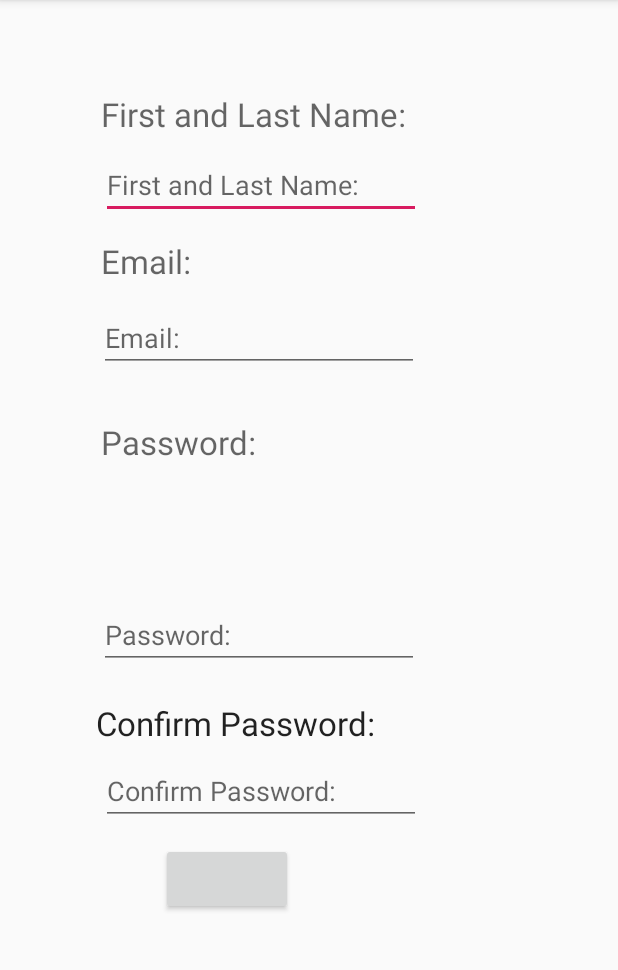
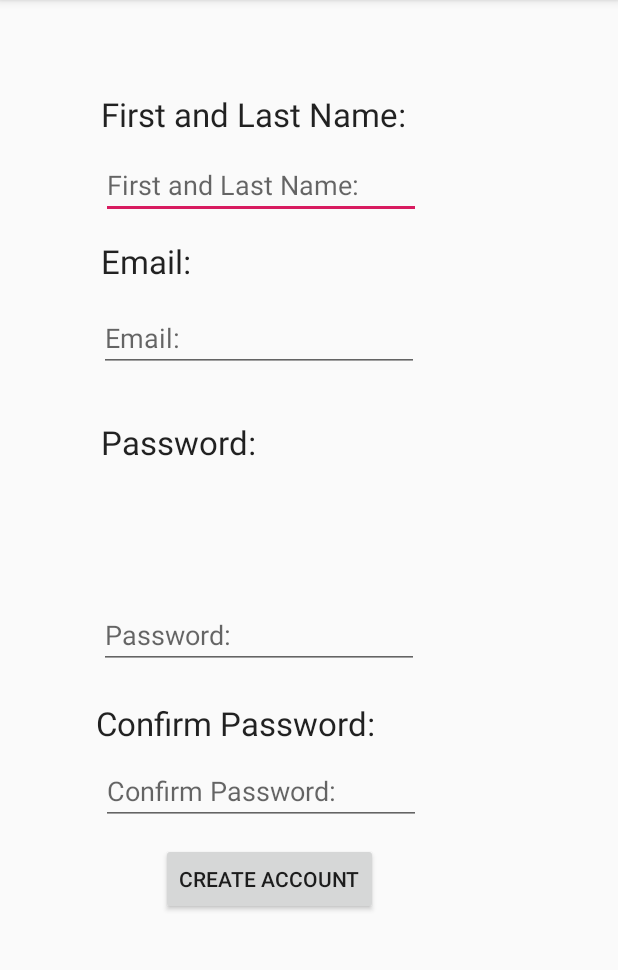
Before and after one commit to normantv/BudgetCodersApp, an Android app: the Account_Creation screen opened directly, with no data from a screen before it, on a phone screen of 412 x 824 dp, the part 84-1054 px from its top. Run offline under Robolectric (Android 15) with nearby library versions, the phone set to English and light mode, and no system bars.

Commit message:
Fixed Crashing Issues

```diff
--- a/app/src/main/java/com/budgetcoders/budgetcodersapp/Account_Creation.java
+++ b/app/src/main/java/com/budgetcoders/budgetcodersapp/Account_Creation.java
@@ -8,27 +8,29 @@ import android.widget.Button;
 
 public class Account_Creation extends AppCompatActivity {
     private Button createAccount;
+
     @Override
     protected void onCreate(Bundle savedInstanceState) {
         super.onCreate(savedInstanceState);
         setContentView(R.layout.activity_account__creation);
 
-        createAccount = (Button) findViewById(R.id.button);
+        createAccount = findViewById(R.id.button3);
 
         createAccount.setOnClickListener(new View.OnClickListener() {
             @Override
             public void onClick(View view) {
-                createAnAccount();
+                finish();
             }
-
         });
     }
 
+
+    /*
         private void createAnAccount() {
 
             Intent intent = new Intent(this, Login_Screen.class);
             startActivity(intent);
         }
-
+    */
 
     }
--- a/app/src/main/res/layout/activity_account__creation.xml
+++ b/app/src/main/res/layout/activity_account__creation.xml
@@ -11,9 +11,9 @@
         android:layout_width="wrap_content"
         android:layout_height="wrap_content"
         android:layout_marginStart="67dp"
-        android:layout_marginLeft="67dp"
         android:layout_marginTop="61dp"
         android:hint="@string/first_and_last"
+        android:text="@string/first_and_last"
         android:textAppearance="@android:style/TextAppearance.DeviceDefault.Large"
         app:layout_constraintStart_toStartOf="parent"
         app:layout_constraintTop_toTopOf="parent"
@@ -24,9 +24,9 @@
         android:layout_width="wrap_content"
         android:layout_height="wrap_content"
         android:layout_marginStart="67dp"
-        android:layout_marginLeft="67dp"
         android:layout_marginTop="13dp"
         android:hint="@string/email"
+        android:text="@string/email"
         android:textAppearance="@android:style/TextAppearance.DeviceDefault.Large"
         app:layout_constraintStart_toStartOf="parent"
         app:layout_constraintTop_toBottomOf="@+id/editText3"
@@ -37,9 +37,9 @@
         android:layout_width="wrap_content"
         android:layout_height="wrap_content"
         android:layout_marginStart="67dp"
-        android:layout_marginLeft="67dp"
         android:layout_marginTop="32dp"
         android:hint="@string/password"
+        android:text="@string/password"
         android:textAppearance="@android:style/TextAppearance.DeviceDefault.Large"
         app:layout_constraintStart_toStartOf="parent"
         app:layout_constraintTop_toBottomOf="@+id/editText4"
@@ -50,13 +50,13 @@
         android:layout_width="wrap_content"
         android:layout_height="wrap_content"
         android:layout_marginStart="64dp"
-        android:layout_marginLeft="64dp"
         android:layout_marginBottom="8dp"
         android:hint="@string/confrim_password"
         android:text="@string/confrim_password"
         android:textAppearance="@android:style/TextAppearance.DeviceDefault.Large"
         app:layout_constraintBottom_toTopOf="@+id/editText6"
-        app:layout_constraintStart_toStartOf="parent" />
+        app:layout_constraintStart_toStartOf="parent"
+        tools:text="@string/confrim_password" />
 
     <EditText
         android:id="@+id/editText3"
@@ -115,8 +115,8 @@
         android:layout_width="wrap_content"
         android:layout_height="wrap_content"
         android:layout_marginStart="107dp"
-        android:layout_marginLeft="107dp"
         android:layout_marginBottom="158dp"
+        android:text="@string/create_accnt"
         app:layout_constraintBottom_toBottomOf="parent"
         app:layout_constraintStart_toStartOf="parent"
         tools:hint="@string/create_accnt"
```
Also changed, not shown: app/src/main/java/com/budgetcoders/budgetcodersapp/Login_Screen.java (+4 -5 lines), app/src/main/java/com/budgetcoders/budgetcodersapp/MainActivity.java (+1 -63 lines).
